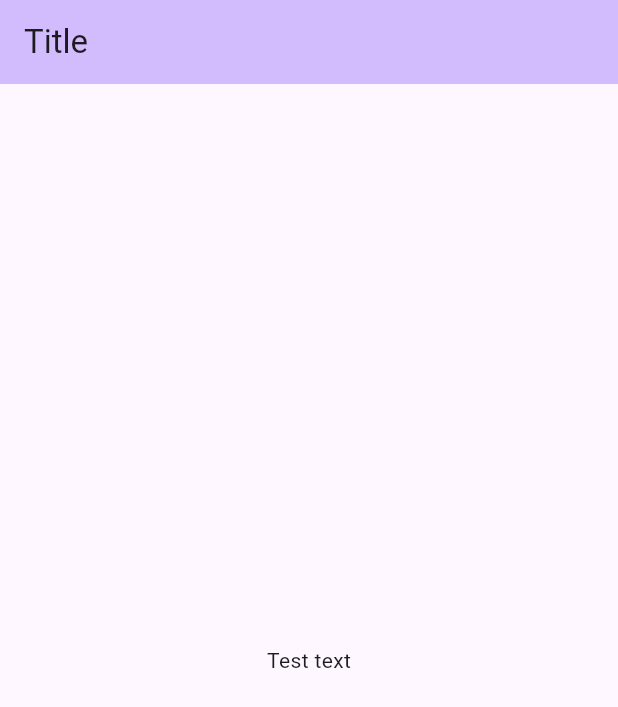
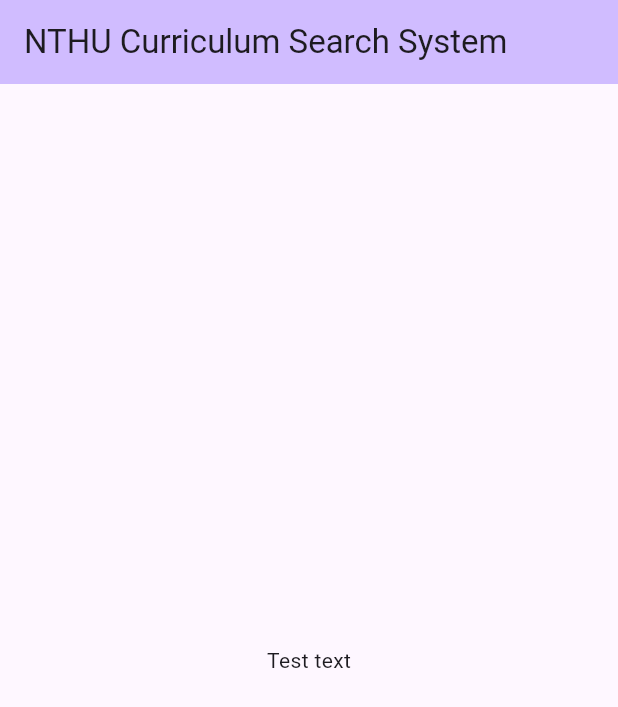
Before and after one commit to NTHU-CLL/NTHU-Curriculum-System, a Flutter app: the screen it shows after launch, on a phone screen of 412 x 824 dp. Shown: the top 707 px of the screen. Run offline on Flutter 3.47's test engine with Material 3 defaults, Android fonts, the phone set to English and light mode, and no system bars; our stand-ins replace easy_localization.

Commit message:
v240330_1924
1. Translation function

```diff
--- /dev/null
+++ b/app/assets/translations/en-US.json
@@ -0,0 +1,3 @@
+{
+  "title" : "NTHU Curriculum Search System"
+}
--- /dev/null
+++ b/app/assets/translations/zh-TW.json
@@ -0,0 +1,3 @@
+{
+  "title" : "NTHU 課程查詢系統"
+}
--- /dev/null
+++ b/app/lib/config.dart
@@ -0,0 +1 @@
+String titleName = "NTHU Curriculum 課程系統";
--- /dev/null
+++ b/app/lib/home.dart
@@ -0,0 +1,22 @@
+import 'package:flutter/material.dart';
+import 'package:easy_localization/easy_localization.dart';
+
+class HomePage extends StatefulWidget {
+  const HomePage({super.key});
+
+  @override
+  State<HomePage> createState() => _MyHomePageState();
+}
+
+class _MyHomePageState extends State<HomePage> {
+  @override
+  Widget build(BuildContext context) {
+    return Scaffold(
+      appBar: AppBar(
+        backgroundColor: Theme.of(context).colorScheme.inversePrimary,
+        title: const Text('title').tr(),
+      ),
+      body: const Center(child: Text('Test text')),
+    );
+  }
+}
--- a/app/lib/main.dart
+++ b/app/lib/main.dart
@@ -1,7 +1,23 @@
+import 'home.dart';
+import 'config.dart';
 import 'package:flutter/material.dart';
+import 'package:easy_localization/easy_localization.dart';
 
-void main() {
-  runApp(const MyApp());
+Future<void> main() async {
+  WidgetsFlutterBinding.ensureInitialized();
+  await EasyLocalization.ensureInitialized();
+
+  runApp(
+    EasyLocalization(
+      supportedLocales: const [
+        Locale('en', 'US'),
+        Locale('zh', 'TW'),
+      ],
+      path: 'assets/translations',
+      fallbackLocale: const Locale('en', 'US'),
+      child: const MyApp(),
+    ),
+  );
 }
 
 class MyApp extends StatelessWidget {
@@ -10,33 +26,12 @@
   @override
   Widget build(BuildContext context) {
     return MaterialApp(
-      title: 'Flutter Demo',
+      title: titleName,
       debugShowCheckedModeBanner: false,
-      theme: ThemeData(
-        colorScheme: ColorScheme.fromSeed(seedColor: Colors.deepPurple),
-        useMaterial3: true,
-      ),
-      home: const MyHomePage(),
+      localizationsDelegates: context.localizationDelegates,
+      supportedLocales: context.supportedLocales,
+      locale: context.locale,
+      home: const HomePage(),
     );
   }
 }
-
-class MyHomePage extends StatefulWidget {
-  const MyHomePage({super.key});
-
-  @override
-  State<MyHomePage> createState() => _MyHomePageState();
-}
-
-class _MyHomePageState extends State<MyHomePage> {
-  @override
-  Widget build(BuildContext context) {
-    return Scaffold(
-      appBar: AppBar(
-        backgroundColor: Theme.of(context).colorScheme.inversePrimary,
-        title: const Text("Title"),
-      ),
-      body: const Center(child: Text('Test text')),
-    );
-  }
-}
```
Also changed, not shown: app/pubspec.yaml (+6 -67 lines), app/pubspec.lock, 1 other file.
